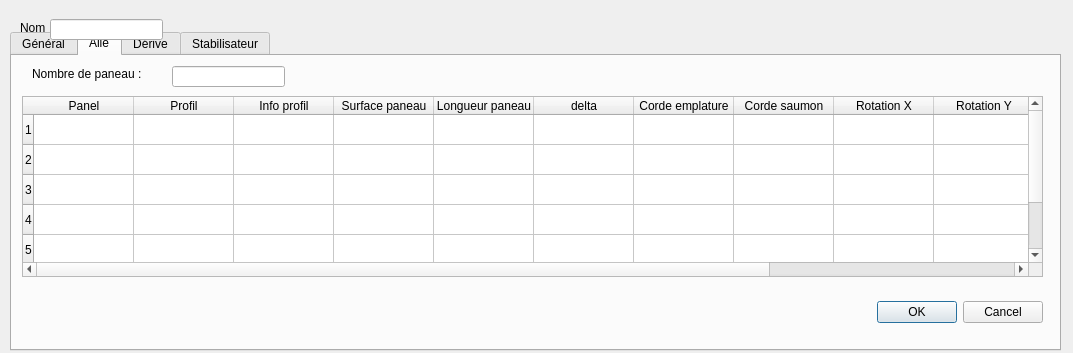
FredsFactory/FreeCAD_AirPlaneDesign, file resources/airPlaneDesignWingdialog.ui: the form before one commit.
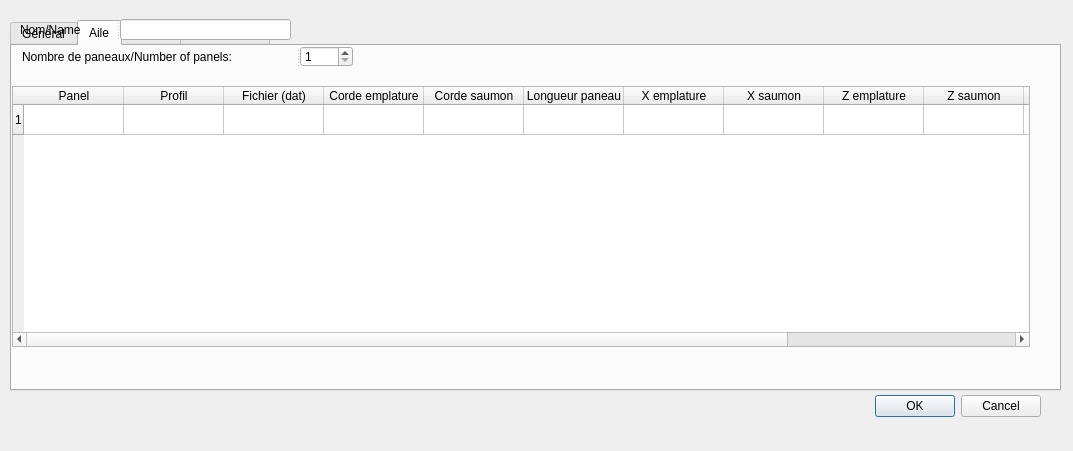
The form after the commit.

```diff
--- a/resources/airPlaneDesignWingdialog.ui
+++ b/resources/airPlaneDesignWingdialog.ui
@@ -7,7 +7,7 @@
     <x>0</x>
     <y>0</y>
     <width>1073</width>
-    <height>353</height>
+    <height>451</height>
    </rect>
   </property>
   <property name="windowTitle">
@@ -17,9 +17,9 @@
    <property name="geometry">
     <rect>
      <x>10</x>
-     <y>30</y>
+     <y>20</y>
      <width>1051</width>
-     <height>321</height>
+     <height>371</height>
     </rect>
    </property>
    <property name="currentIndex">
@@ -34,46 +34,23 @@
     <attribute name="title">
      <string>Aile</string>
     </attribute>
-    <widget class="QLabel" name="label_3">
-     <property name="geometry">
-      <rect>
-       <x>20</x>
-       <y>10</y>
-       <width>131</width>
-       <height>16</height>
-      </rect>
-     </property>
-     <property name="text">
-      <string>Nombre de paneau :</string>
-     </property>
-    </widget>
-    <widget class="QLineEdit" name="NumberOfPanel">
-     <property name="geometry">
-      <rect>
-       <x>160</x>
-       <y>10</y>
-       <width>113</width>
-       <height>21</height>
-      </rect>
-     </property>
-    </widget>
     <widget class="QTableWidget" name="PanelTable">
      <property name="geometry">
       <rect>
-       <x>10</x>
+       <x>0</x>
        <y>40</y>
-       <width>1021</width>
-       <height>181</height>
+       <width>1018</width>
+       <height>261</height>
       </rect>
      </property>
      <property name="sizeAdjustPolicy">
       <enum>QAbstractScrollArea::AdjustToContentsOnFirstShow</enum>
      </property>
      <property name="rowCount">
-      <number>6</number>
+      <number>1</number>
      </property>
      <property name="columnCount">
-      <number>12</number>
+      <number>13</number>
      </property>
      <attribute name="horizontalHeaderCascadingSectionResizes">
       <bool>true</bool>
@@ -83,11 +60,6 @@
        <string>1</string>
       </property>
      </row>
-     <row/>
-     <row/>
-     <row/>
-     <row/>
-     <row/>
      <column>
       <property name="text">
        <string>Panel</string>
@@ -100,12 +72,17 @@
      </column>
      <column>
       <property name="text">
-       <string>Info profil</string>
+       <string extracomment="File (dat)">Fichier (dat)</string>
       </property>
      </column>
      <column>
       <property name="text">
-       <string>Surface paneau</string>
+       <string extracomment="Root Chord ">Corde emplature</string>
+      </property>
+     </column>
+     <column>
+      <property name="text">
+       <string extracomment="Tip chord">Corde saumon</string>
       </property>
      </column>
      <column>
@@ -115,17 +92,22 @@
      </column>
      <column>
       <property name="text">
-       <string>delta</string>
+       <string>X emplature</string>
       </property>
      </column>
      <column>
       <property name="text">
-       <string>Corde emplature</string>
+       <string>X saumon</string>
       </property>
      </column>
      <column>
       <property name="text">
-       <string>Corde saumon</string>
+       <string>Z emplature</string>
+      </property>
+     </column>
+     <column>
+      <property name="text">
+       <string>Z saumon</string>
       </property>
      </column>
      <column>
@@ -143,23 +125,37 @@
        <string>RotationZ</string>
       </property>
      </column>
-     <column/>
+     <item row="0" column="0">
+      <property name="text">
+       <string/>
+      </property>
+      <property name="flags">
+       <set>ItemIsSelectable|ItemIsEditable|ItemIsDragEnabled|ItemIsUserCheckable|ItemIsEnabled</set>
+      </property>
+     </item>
     </widget>
-    <widget class="QDialogButtonBox" name="buttonBox">
+    <widget class="QSplitter" name="splitter">
      <property name="geometry">
       <rect>
-       <x>690</x>
-       <y>240</y>
-       <width>341</width>
-       <height>32</height>
+       <x>10</x>
+       <y>0</y>
+       <width>331</width>
+       <height>21</height>
       </rect>
      </property>
      <property name="orientation">
       <enum>Qt::Horizontal</enum>
      </property>
-     <property name="standardButtons">
-      <set>QDialogButtonBox::Cancel|QDialogButtonBox::Ok</set>
-     </property>
+     <widget class="QLabel" name="label_3">
+      <property name="text">
+       <string>Nombre de paneaux/Number of panels:</string>
+      </property>
+     </widget>
+     <widget class="QSpinBox" name="NumberOfPanel">
+      <property name="minimum">
+       <number>1</number>
+      </property>
+     </widget>
     </widget>
    </widget>
    <widget class="QWidget" name="tab_3">
@@ -173,28 +169,40 @@
     </attribute>
    </widget>
   </widget>
-  <widget class="QLabel" name="label">
+  <widget class="QDialogButtonBox" name="buttonBox">
+   <property name="geometry">
+    <rect>
+     <x>700</x>
+     <y>390</y>
+     <width>341</width>
+     <height>32</height>
+    </rect>
+   </property>
+   <property name="orientation">
+    <enum>Qt::Horizontal</enum>
+   </property>
+   <property name="standardButtons">
+    <set>QDialogButtonBox::Cancel|QDialogButtonBox::Ok</set>
+   </property>
+  </widget>
+  <widget class="QSplitter" name="splitter_2">
    <property name="geometry">
     <rect>
      <x>20</x>
-     <y>20</y>
-     <width>60</width>
-     <height>16</height>
-    </rect>
-   </property>
-   <property name="text">
-    <string>Nom</string>
-   </property>
-  </widget>
-  <widget class="QLineEdit" name="airPlaneName">
-   <property name="geometry">
-    <rect>
-     <x>50</x>
      <y>19</y>
-     <width>113</width>
+     <width>271</width>
      <height>21</height>
     </rect>
    </property>
+   <property name="orientation">
+    <enum>Qt::Horizontal</enum>
+   </property>
+   <widget class="QLabel" name="label">
+    <property name="text">
+     <string>Nom/Name</string>
+    </property>
+   </widget>
+   <widget class="QLineEdit" name="airPlaneName"/>
   </widget>
  </widget>
  <resources/>
```
Left out of the diff: 11 changed lines with no effect on the pictures.
